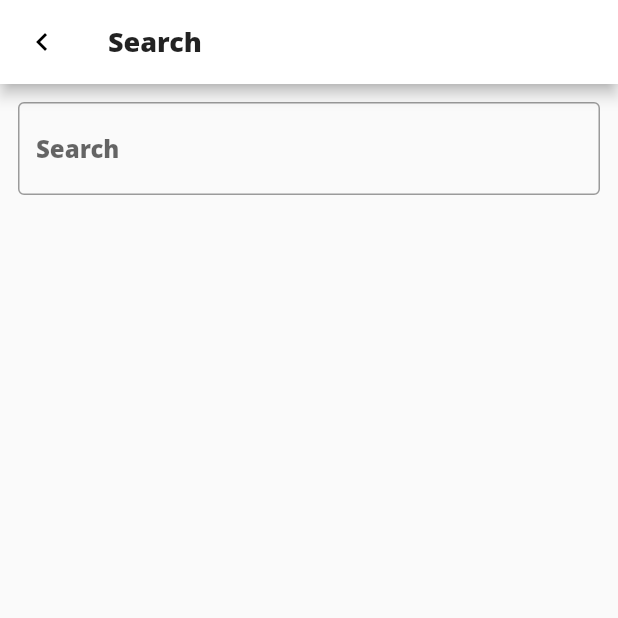
After one commit to yuhmrk/vocal_for_local, a Flutter app: the HomeScreen screen opened directly, scrolled down 101 dp, after a tap on the "search" icon, on a phone screen of 412 x 824 dp, the top half of it. The commit adds this screen. Run offline on Flutter 3.47's test engine with Material 2 defaults, Android fonts, the phone set to English and light mode, and no system bars; our stand-ins replace cached_network_image, carousel_slider, cloud_firestore, firebase_auth, firebase_core, flutter_widget_from_html and 6 more; missing offline and left inert: razorpay_flutter; accounts and stored records are empty.

Commit message:
implement search functionality, favorite products.

```diff
--- a/lib/home/controller/homepage_product_controller.dart
+++ b/lib/home/controller/homepage_product_controller.dart
@@ -1,6 +1,8 @@
 import 'package:cloud_firestore/cloud_firestore.dart';
+import 'package:firebase_auth/firebase_auth.dart';
 import 'package:flutter/cupertino.dart';
 import 'package:loader_overlay/loader_overlay.dart';
+import 'package:logger/logger.dart';
 
 import '../../utils/custom_function.dart';
 import '../../utils/shared_preference.dart';
@@ -60,4 +62,33 @@ class HomepageProductController {
     }
     CustomFunction().showToast("Added To Cart");
   }
+
+  Future<List<String>> fetchProducts() async {
+    List<String> likedProducts = [];
+    DocumentSnapshot<Map<String, dynamic>> currentUserData =
+        await FirebaseFirestore.instance
+            .collection("users")
+            .doc(FirebaseAuth.instance.currentUser?.uid ?? "")
+            .get();
+    Map<String, dynamic>? mapCurrentUser = currentUserData.data();
+    if (mapCurrentUser!["liked_products"] != null) {
+      for (int i = 0; i < mapCurrentUser["liked_products"].length; i++) {
+        likedProducts.add(mapCurrentUser["liked_products"][i].toString());
+      }
+    }
+    return likedProducts;
+  }
+
+  Future<void> addOrRemoveFromLike(
+      bool isLiked, List<String> likedProducts, String productId) async {
+    if (isLiked == true) {
+      likedProducts.remove(productId);
+    } else {
+      likedProducts.add(productId);
+    }
+    await FirebaseFirestore.instance
+        .collection("users")
+        .doc(FirebaseAuth.instance.currentUser?.uid ?? "")
+        .update({"liked_products": likedProducts});
+  }
 }
--- a/lib/home/view/home_screen.dart
+++ b/lib/home/view/home_screen.dart
@@ -1,5 +1,6 @@
 import 'package:firebase_auth/firebase_auth.dart';
 import 'package:flutter/material.dart';
+import 'package:vocal_for_local/search/view/search_screen.dart';
 import 'package:vocal_for_local/utils/colors.dart';
 import 'package:vocal_for_local/utils/size_constants.dart';
 import 'banner_widget.dart';
@@ -40,6 +41,17 @@ class _HomeScreenState extends State<HomeScreen> {
             ),
           ],
         ),
+        actions: [
+          IconButton(
+              onPressed: () {
+                Navigator.push(
+                    context,
+                    MaterialPageRoute(
+                      builder: (context) => SearchScreen(),
+                    ));
+              },
+              icon: Icon(Icons.search))
+        ],
         elevation: 1,
         backgroundColor: Colors.white,
       ),
--- a/lib/orders/view/order_details_screen.dart
+++ b/lib/orders/view/order_details_screen.dart
@@ -27,7 +27,7 @@ class OrderDetailScreen extends StatelessWidget {
             trailing: Text("x" + productList[index]["count"].toString()),
           ),
         ),
-        Spacer(),
+        const Spacer(),
         Padding(
           padding: EdgeInsets.all(SizeConstants.itemPadding),
           child: Row(
--- a/lib/product_detail/view/product_detail_screen.dart
+++ b/lib/product_detail/view/product_detail_screen.dart
@@ -59,6 +59,7 @@ class _ProductDetailScreenState extends State<ProductDetailScreen> {
                 width: double.infinity,
                 margin: const EdgeInsets.only(top: 20),
                 child: ListView.separated(
+                  shrinkWrap: true,
                   itemCount: widget.productData["product_image"].length,
                   scrollDirection: Axis.horizontal,
                   itemBuilder: (context, index) => InkWell(
--- /dev/null
+++ b/lib/search/view/search_screen.dart
@@ -0,0 +1,99 @@
+import 'package:cloud_firestore/cloud_firestore.dart';
+import 'package:flutter/material.dart';
+import 'package:vocal_for_local/product_detail/view/product_detail_screen.dart';
+import 'package:vocal_for_local/utils/size_constants.dart';
+
+class SearchScreen extends StatefulWidget {
+  SearchScreen({Key? key}) : super(key: key);
+
+  @override
+  State<SearchScreen> createState() => _SearchScreenState();
+}
+
+class _SearchScreenState extends State<SearchScreen> {
+  Stream<QuerySnapshot>? streamQuery;
+
+  @override
+  Widget build(BuildContext context) {
+    return Scaffold(
+      appBar: AppBar(
+        backgroundColor: Colors.white,
+        title: Text("Search",
+            style:
+                Theme.of(context).textTheme.bodyText1!.copyWith(fontSize: 18)),
+        leading: IconButton(
+          onPressed: () {
+            Navigator.pop(context);
+          },
+          icon: const Icon(Icons.chevron_left),
+        ),
+        iconTheme: IconThemeData(color: Colors.black),
+      ),
+      body: Padding(
+        padding: EdgeInsets.all(SizeConstants.itemPadding),
+        child: Column(
+          children: [
+            TextField(
+                decoration: const InputDecoration(
+                  border: OutlineInputBorder(),
+                  hintText: 'Search',
+                ),
+                onChanged: (value) {
+                  if (value.isNotEmpty) {
+                    streamQuery = FirebaseFirestore.instance
+                        .collection('products')
+                        .where('product_name', isGreaterThanOrEqualTo: value)
+                        .where('product_name',
+                            isLessThanOrEqualTo: "$value\uf7ff")
+                        .snapshots();
+                    setState(() {});
+                  } else {
+                    streamQuery = null;
+                    setState(() {});
+                  }
+                }),
+            StreamBuilder<QuerySnapshot>(
+              stream: streamQuery,
+              builder: (BuildContext context,
+                  AsyncSnapshot<QuerySnapshot> snapshot) {
+                if (snapshot.hasError) {
+                  return const Text('Something went wrong');
+                }
+                if (snapshot.connectionState == ConnectionState.waiting) {
+                  return const Center(
+                    child: CircularProgressIndicator(),
+                  );
+                }
+                if (snapshot.connectionState == ConnectionState.active) {
+                  return SizedBox(
+                      height: MediaQuery.of(context).size.height * 0.315,
+                      width: MediaQuery.of(context).size.width,
+                      child: ListView(
+                        scrollDirection: Axis.vertical,
+                        children: snapshot.data!.docs
+                            .map((DocumentSnapshot document) {
+                          Map<String, dynamic> productData =
+                              document.data()! as Map<String, dynamic>;
+                          return ListTile(
+                              title: Text(productData["product_name"]),
+                              onTap: () {
+                                Navigator.of(context).push(MaterialPageRoute(
+                                    builder: (context) => ProductDetailScreen(
+                                        productData: productData)));
+                              });
+                        }).toList(),
+                      ));
+                } else {
+                  return const SizedBox(
+                    width: 0,
+                    height: 0,
+                  );
+                }
+              },
+            ),
+          ],
+        ),
+      ),
+    );
+  }
+}
```
Also changed, not shown: lib/home/view/homepage_display_item.dart (+6 -2 lines), lib/home/view/homepage_display_products_widget.dart (+56 -11 lines), lib/liked_products/view/liked_products_screen.dart (added, +73 -0 lines), lib/settings/view/setting_screen.dart (+8 -3 lines), 1 other file.
